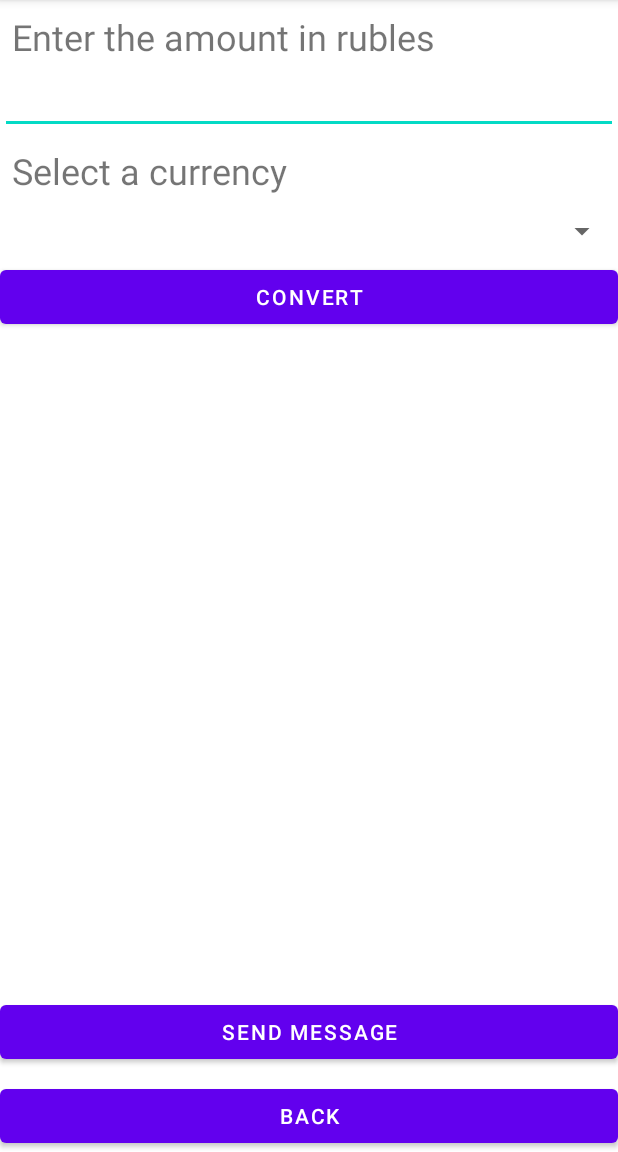
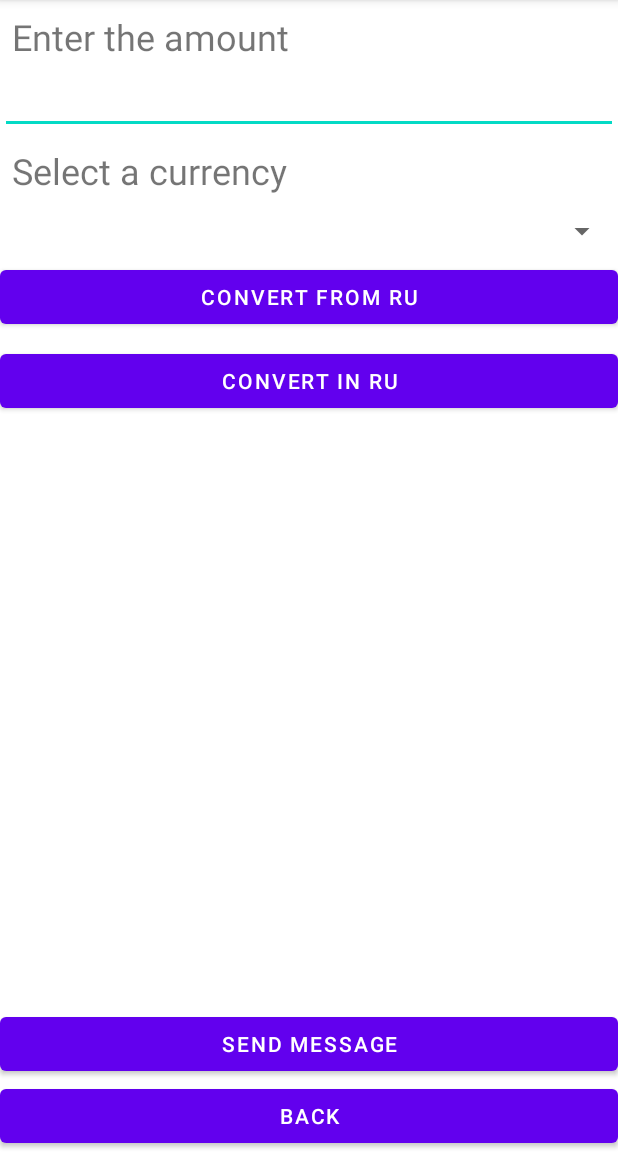
Before and after one commit to evtifievAnatoliy/ru-cft-team-MyFirstTask, an Android app: the ConvertActivity screen opened directly, with no data from a screen before it, on a phone screen of 412 x 824 dp, the part 84-1236 px from its top. Run offline under Robolectric (Android 15) with nearby library versions, the phone set to English and light mode, and no system bars.

Commit message:
addConvertInRU

```diff
--- a/app/src/main/java/ru/cft/team/models/ExchangeRate.java
+++ b/app/src/main/java/ru/cft/team/models/ExchangeRate.java
@@ -68,9 +68,13 @@ public class ExchangeRate implements Comparable<ExchangeRate>{
     }
 
     //метод конвертации суммы в рублях в валюту
-    public double getNumbersForAmount (int anount){
+    public double getNumbersForAmountFromRU (int anount){
         double oneRate  = getValue()/getNominal();
         return anount/oneRate;
+    }
+    public double getNumbersForAmountInRU (int anount){
+        double oneRate  = getValue()/getNominal();
+        return anount*oneRate;
     }
 
     @Override
--- a/app/src/main/res/layout/activity_convert.xml
+++ b/app/src/main/res/layout/activity_convert.xml
@@ -56,13 +56,23 @@
                 android:padding="8dp" />
 
             <Button
-                android:id="@+id/buttonConvertInActivityConvert"
+                android:id="@+id/buttonConvertFromRUInActivityConvert"
                 android:layout_width="match_parent"
                 android:layout_height="match_parent"
                 android:layout_marginTop="8dp"
-                android:onClick="onClickButtonConvertInActivityConvert"
+                android:onClick="onClickButtonConvertFromRUInActivityConvert"
                 android:padding="8dp"
-                android:text="@string/buttonConvertInActivityConvert"
+                android:text="@string/buttonConvertFromRUInActivityConvert"
+                android:textSize="14sp" />
+
+            <Button
+                android:id="@+id/buttonConvertINRUInActivityConvert"
+                android:layout_width="match_parent"
+                android:layout_height="match_parent"
+                android:layout_marginTop="8dp"
+                android:onClick="onClickButtonConvertInRUInActivityConvert"
+                android:padding="8dp"
+                android:text="@string/buttonConvertInRUInActivityConvert"
                 android:textSize="14sp" />
 
             <TextView
@@ -79,7 +89,6 @@
         android:id="@+id/buttonMsg"
         android:layout_width="0dp"
         android:layout_height="wrap_content"
-        android:layout_marginBottom="8dp"
         android:onClick="onClickButtonSendMsg"
         android:text="@string/buttonSentMsg"
         app:layout_constraintBottom_toTopOf="@+id/buttonBackFromActivityConvert"
--- a/app/src/main/res/values/strings.xml
+++ b/app/src/main/res/values/strings.xml
@@ -1,12 +1,13 @@
 <resources>
     <string name="app_name">Currency exchange rates</string>
     <string name="buttonUpdate">Update</string>
-    <string name="labelSumTextViewFromActivityConvert">Enter the amount in rubles</string>
+    <string name="labelSumTextViewFromActivityConvert">Enter the amount</string>
     <string name="labelConvertRatesTextViewFromActivityConvert">Select a currency</string>
-    <string name="buttonConvertInActivityConvert">Convert</string>
+    <string name="buttonConvertFromRUInActivityConvert">Convert from RU</string>
+    <string name="buttonConvertInRUInActivityConvert">Convert in RU</string>
     <string name="buttonBackFromActivityConvert">Back</string>
     <string name="buttonSentMsg">Send message</string>
     <string name="chooser_title">Please, choose how to send</string>
-    <string name="result_conver_string">Сумма для конвертации: %d. Выбранная валюта: %s. Вы можете купить %.2f %s на эту сумму.</string>
-
+    <string name="result_conver_string_from_RU">Amount is: %d. Exchange rate: %s. You can by %.2f %s on this amount.</string>
+    <string name="result_conver_string_in_RU">Amount: %d. Exchange rate: %s. Amount in RU: %.2f.</string>
 </resources>
```
Also changed, not shown: 2 other files.
